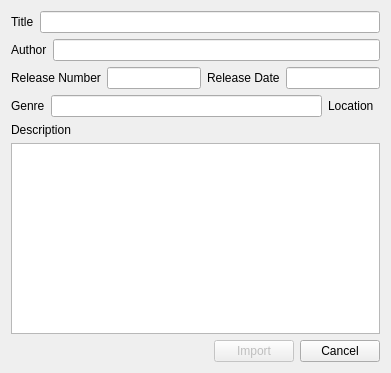
Qt form managerpart/importdialog.ui (KDE/bookmanager) before a commit.
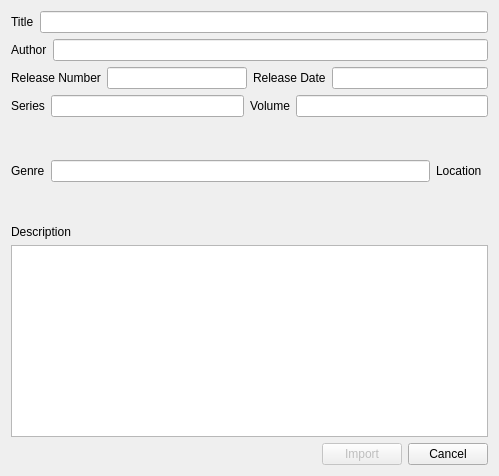
The same form after that commit. Custom widgets are drawn as their Qt base class.

Commit message:
Add support for book series and volume numbers
Database structure changes to contain more data regarding a book.
Two columns are added, "series" and "volume", with obvious meaning.
An index on author attribute is created, to speedup search in case
of auto-completion of author's name.

Patch:
```diff
--- a/managerpart/importdialog.ui
+++ b/managerpart/importdialog.ui
@@ -6,8 +6,8 @@
    <rect>
     <x>0</x>
     <y>0</y>
-    <width>391</width>
-    <height>373</height>
+    <width>499</width>
+    <height>476</height>
    </rect>
   </property>
   <property name="windowTitle">
@@ -90,6 +90,30 @@
      </item>
     </layout>
    </item>
+   <item>
+    <layout class="QHBoxLayout" name="horizontalLayout_8">
+     <item>
+      <widget class="QLabel" name="label_8">
+       <property name="text">
+        <string>Series</string>
+       </property>
+      </widget>
+     </item>
+     <item>
+      <widget class="KLineEdit" name="seriesEdit"/>
+     </item>
+     <item>
+      <widget class="QLabel" name="label_9">
+       <property name="text">
+        <string>Volume</string>
+       </property>
+      </widget>
+     </item>
+     <item>
+      <widget class="KLineEdit" name="volumeEdit"/>
+     </item>
+    </layout>
+   </item>
    <item>
     <layout class="QHBoxLayout" name="horizontalLayout_6">
      <item>
@@ -184,26 +208,26 @@
   </layout>
  </widget>
  <customwidgets>
-  <customwidget>
-   <class>KUrlRequester</class>
-   <extends>QFrame</extends>
-   <header>kurlrequester.h</header>
-  </customwidget>
-  <customwidget>
-   <class>KPushButton</class>
-   <extends>QPushButton</extends>
-   <header>kpushbutton.h</header>
-  </customwidget>
   <customwidget>
    <class>KLineEdit</class>
    <extends>QLineEdit</extends>
    <header>klineedit.h</header>
   </customwidget>
+  <customwidget>
+   <class>KPushButton</class>
+   <extends>QPushButton</extends>
+   <header>kpushbutton.h</header>
+  </customwidget>
   <customwidget>
    <class>KTextEdit</class>
    <extends>QTextEdit</extends>
    <header>ktextedit.h</header>
   </customwidget>
+  <customwidget>
+   <class>KUrlRequester</class>
+   <extends>QFrame</extends>
+   <header>kurlrequester.h</header>
+  </customwidget>
  </customwidgets>
  <tabstops>
   <tabstop>titleEdit</tabstop>
```
Left out of the diff: 7 changed lines with no effect on the pictures. The commit also changes 7 other files.
